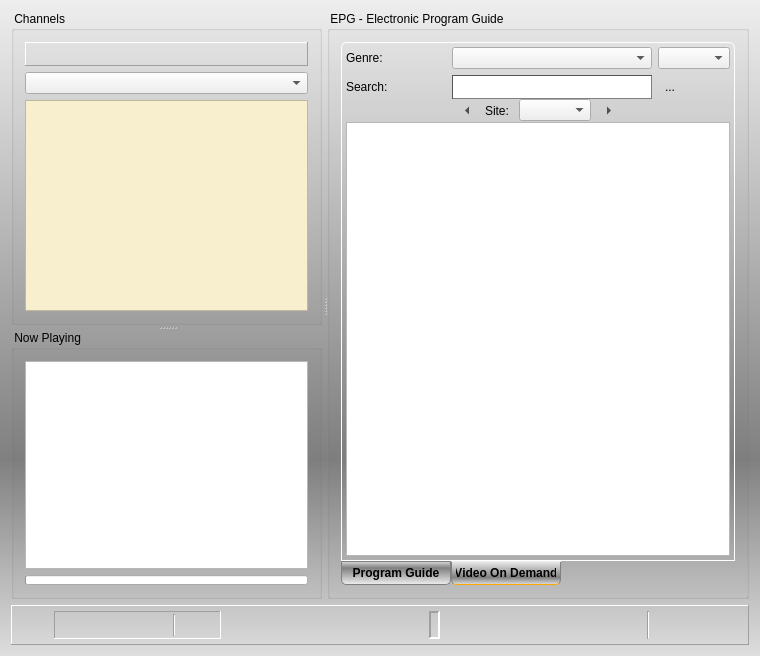
This is forms/recorder.ui in code-google-com/vlc-record as Qt 5 draws it before an edit. The edited form follows.
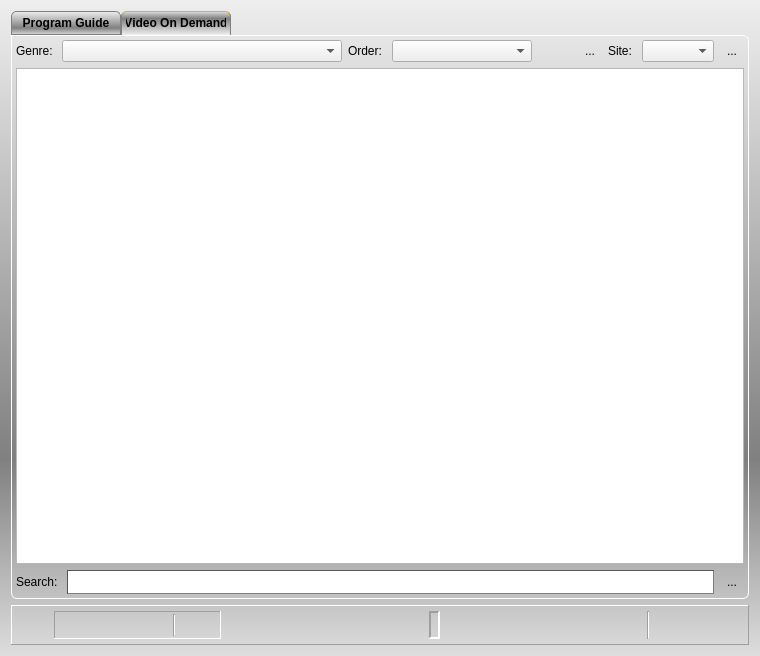
This is the edited form. The open tabs and pages were chosen to show the change. Icons and pictures are not drawn. Custom widgets are drawn as their Qt base class.

Commit message: - layout changes for classic version

Patch:
```diff
--- a/forms/recorder.ui
+++ b/forms/recorder.ui
@@ -22,7 +22,60 @@
   <property name="locale">
    <locale language="English" country="UnitedStates"/>
   </property>
-  <layout class="QVBoxLayout" name="verticalLayout_4" stretch="1,0">
+  <layout class="QVBoxLayout" name="verticalLayout_5">
+   <item>
+    <widget class="QTabWidget" name="tabEpgVod">
+     <property name="styleSheet">
+      <string notr="true">QWidget#tabEpgVod {
+  background-color: transparent;
+}
+
+QTabWidget::pane {
+  background-color: transparent;
+  border: 1px solid white;
+  border-bottom-left-radius: 6px;
+  border-bottom-right-radius: 6px;
+  border-top-right-radius: 6px;
+}
+
+QTabBar::tab {
+  background-color: qlineargradient(spread:pad, x1:0, y1:0, x2:0, y2:1, stop:0 #eee, stop:0.7 grey, stop:1 #dedede);
+  border: 1px solid gray;
+  border-top-left-radius: 5px;
+  border-top-right-radius: 5px;
+  min-width: 100px;
+  padding: 4px;
+  font: bold;
+}
+
+QTabBar::tab:selected {
+  background-color: qlineargradient(spread:pad, x1:1, y1:1, x2:1, y2:0, stop:0 #eee, stop:0.7 grey, stop:1 #dedede);
+  border-bottom-color: #eee;
+  border-top-color: #fa0;
+}
+
+QTabBar::tab:hover {
+  border-bottom-color: #eee;
+}
+</string>
+     </property>
+     <property name="tabPosition">
+      <enum>QTabWidget::North</enum>
+     </property>
+     <property name="currentIndex">
+      <number>0</number>
+     </property>
+     <widget class="QWidget" name="epgTab">
+      <attribute name="title">
+       <string>Program Guide</string>
+      </attribute>
+      <layout class="QVBoxLayout" name="verticalLayout_6">
+       <property name="spacing">
+        <number>0</number>
+       </property>
+       <property name="margin">
+        <number>0</number>
+       </property>
    <item>
     <widget class="QSplitter" name="vSplitterChanEpg">
      <property name="styleSheet">
@@ -228,58 +281,7 @@
       <property name="title">
        <string> EPG - Electronic Program Guide </string>
       </property>
-      <layout class="QVBoxLayout" name="verticalLayout_5">
-       <item>
-        <widget class="QTabWidget" name="tabEpgVod">
-         <property name="styleSheet">
-          <string notr="true">QWidget#tabEpgVod {
-  background-color: transparent;
-}
-
-QTabWidget::pane {
-  border: 1px solid white;
-  border-top-left-radius: 6px;
-  border-top-right-radius: 6px;
-}
-
-QTabBar::tab {
-  background-color: qlineargradient(spread:pad, x1:1, y1:1, x2:1, y2:0, stop:0 #eee, stop:0.7 grey, stop:1 #dedede);
-  border: 1px solid gray;
-  border-bottom-left-radius: 5px;
-  border-bottom-right-radius: 5px;
-  min-width: 100px;
-  padding: 4px;
-  font: bold;
-}
-
-QTabBar::tab:selected {
-  background-color: qlineargradient(spread:pad, x1:0, y1:0, x2:0, y2:1, stop:0 #eee, stop:0.7 grey, stop:1 #dedede);
-  border-top-color: #eee;
-  border-bottom-color: #fa0;
-}
-
-QTabBar::tab:hover {
-  border-top-color: #eee;
-}
-</string>
-         </property>
-         <property name="tabPosition">
-          <enum>QTabWidget::South</enum>
-         </property>
-         <property name="currentIndex">
-          <number>0</number>
-         </property>
-         <widget class="QWidget" name="epgTab">
-          <attribute name="title">
-           <string>Program Guide</string>
-          </attribute>
-          <layout class="QVBoxLayout" name="verticalLayout_6">
-           <property name="spacing">
-            <number>0</number>
-           </property>
-           <property name="margin">
-            <number>0</number>
-           </property>
+          <layout class="QVBoxLayout" name="verticalLayout_4">
            <item>
             <layout class="QVBoxLayout" name="verticalLayout_2">
              <property name="spacing">
@@ -599,90 +601,40 @@
            </item>
           </layout>
          </widget>
+        </widget>
+       </item>
+      </layout>
+     </widget>
          <widget class="QWidget" name="vodTab">
           <attribute name="title">
            <string>Video On Demand</string>
           </attribute>
-          <layout class="QVBoxLayout" name="verticalLayout_7" stretch="0,0,10">
-           <property name="spacing">
-            <number>0</number>
-           </property>
+      <layout class="QVBoxLayout" name="verticalLayout_7">
            <property name="margin">
             <number>4</number>
            </property>
            <item>
-            <layout class="QGridLayout" name="gridLayout" columnstretch="0,0,0,0">
-             <item row="0" column="0">
+        <layout class="QHBoxLayout" name="horizontalLayout_10" stretch="0,10,0,5,0,0,0,2,0">
+         <item>
               <widget class="QLabel" name="labGenre">
                <property name="text">
                 <string>Genre: </string>
                </property>
               </widget>
              </item>
-             <item row="0" column="1" colspan="2">
+         <item>
               <widget class="QComboBox" name="cbxGenre"/>
              </item>
-             <item row="1" column="0">
-              <widget class="QLabel" name="labVodSearch">
-               <property name="styleSheet">
-                <string notr="true">QLabel#labSearch {
-font-weight: bold;
-color: white;
-}</string>
-               </property>
+         <item>
+          <widget class="QLabel" name="label_2">
                <property name="text">
-                <string>Search: </string>
+            <string>Order: </string>
                </property>
               </widget>
              </item>
-             <item row="1" column="1" colspan="2">
-              <widget class="QLineEdit" name="lineVodSearch">
-               <property name="minimumSize">
-                <size>
-                 <width>100</width>
-                 <height>24</height>
-                </size>
-               </property>
-               <property name="styleSheet">
-                <string notr="true">QLineEdit#lineVodSearch {
-  color: #800;   
-  font: bold;
-   background-image: url(:/app/search);
-   background-repeat: no-repeat;
-   background-position: LEFT;
-   border: 1px inset;
-   border-color: #555;
- }</string>
-               </property>
-              </widget>
-             </item>
-             <item row="1" column="3">
-              <widget class="QToolButton" name="btnVodSearch">
-               <property name="text">
-                <string>...</string>
-               </property>
-               <property name="icon">
-                <iconset resource="../vlc-record.qrc">
-                 <normaloff>:/app/find</normaloff>:/app/find</iconset>
-               </property>
-               <property name="iconSize">
-                <size>
-                 <width>24</width>
-                 <height>24</height>
-                </size>
-               </property>
-               <property name="autoRaise">
-                <bool>true</bool>
-               </property>
-              </widget>
-             </item>
-             <item row="0" column="3">
+         <item>
               <widget class="QComboBox" name="cbxLastOrBest"/>
              </item>
-            </layout>
-           </item>
-           <item>
-            <layout class="QHBoxLayout" name="hLayoutSiteNavi">
              <item>
               <spacer name="horizontalSpacer_5">
                <property name="orientation">
@@ -705,7 +657,7 @@
                 <bool>true</bool>
                </property>
                <property name="arrowType">
-                <enum>Qt::LeftArrow</enum>
+            <enum>Qt::NoArrow</enum>
                </property>
               </widget>
              </item>
@@ -728,23 +680,10 @@
                 <bool>true</bool>
                </property>
                <property name="arrowType">
-                <enum>Qt::RightArrow</enum>
+            <enum>Qt::NoArrow</enum>
                </property>
               </widget>
              </item>
-             <item>
-              <spacer name="horizontalSpacer_6">
-               <property name="orientation">
-                <enum>Qt::Horizontal</enum>
-               </property>
-               <property name="sizeHint" stdset="0">
-                <size>
-                 <width>40</width>
-                 <height>20</height>
-                </size>
-               </property>
-              </spacer>
-             </item>
             </layout>
            </item>
            <item>
@@ -754,9 +693,63 @@
              </property>
             </widget>
            </item>
-          </layout>
-         </widget>
-        </widget>
+       <item>
+        <layout class="QHBoxLayout" name="horizontalLayout_9">
+         <item>
+          <widget class="QLabel" name="labVodSearch">
+           <property name="styleSheet">
+            <string notr="true">QLabel#labSearch {
+font-weight: bold;
+color: white;
+}</string>
+           </property>
+           <property name="text">
+            <string>Search: </string>
+           </property>
+          </widget>
+         </item>
+         <item>
+          <widget class="QLineEdit" name="lineVodSearch">
+           <property name="minimumSize">
+            <size>
+             <width>100</width>
+             <height>24</height>
+            </size>
+           </property>
+           <property name="styleSheet">
+            <string notr="true">QLineEdit#lineVodSearch {
+  color: #800;   
+  font: bold;
+   background-image: url(:/app/search);
+   background-repeat: no-repeat;
+   background-position: LEFT;
+   border: 1px inset;
+   border-color: #555;
+ }</string>
+           </property>
+          </widget>
+         </item>
+         <item>
+          <widget class="QToolButton" name="btnVodSearch">
+           <property name="text">
+            <string>...</string>
+           </property>
+           <property name="icon">
+            <iconset resource="../vlc-record.qrc">
+             <normaloff>:/app/find</normaloff>:/app/find</iconset>
+           </property>
+           <property name="iconSize">
+            <size>
+             <width>24</width>
+             <height>24</height>
+            </size>
+           </property>
+           <property name="autoRaise">
+            <bool>true</bool>
+           </property>
+          </widget>
+         </item>
+        </layout>
        </item>
       </layout>
      </widget>
```
Left out of the diff: 11 changed lines with no effect on the pictures. Lines whose indentation alone changed are shown as unchanged.
